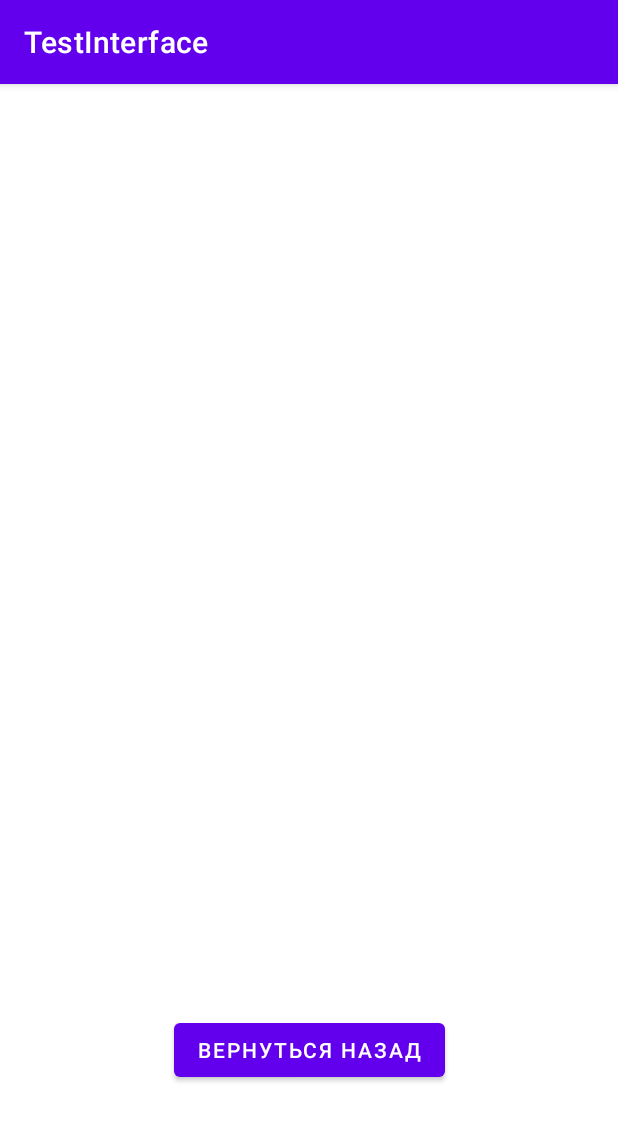
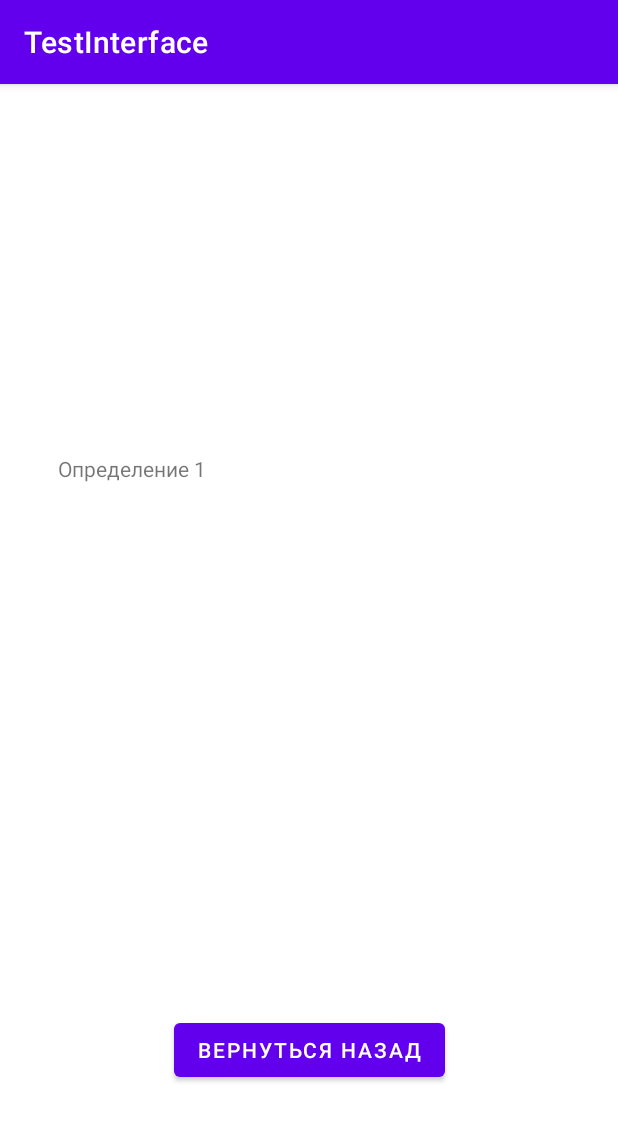
Before and after one commit to gallyamovann/student-s-handbook, an Android app: the PracticeActivity screen opened directly, with no data from a screen before it, on a phone screen of 412 x 824 dp. Shown: the top 1121 px of the screen. Run offline under Robolectric (Android 15) with nearby library versions, the phone set to English and light mode, and no system bars.

Commit message:
deleted useless files + some fixing

```diff
--- a/app/src/main/AndroidManifest.xml
+++ b/app/src/main/AndroidManifest.xml
@@ -23,9 +23,6 @@
             </intent-filter>
         </activity>
         <activity android:name=".SubjectsActivity" />
-        <activity android:name=".AlgebraActivity" />
-        <activity android:name=".GeometryActivity" />
-        <activity android:name=".MathsActivity" />
         <activity android:name=".StudyOptionsActivity" />
     </application>
 
--- /dev/null
+++ b/app/src/main/java/com/example/testinterface/ChooseEgeActivity.kt
@@ -0,0 +1,5 @@
+package com.example.testinterface
+
+class ChooseEgeActivity {
+    //TODO - псевдовыбор предметов : математика профиль/математика база/русский язык
+}
--- a/app/src/main/java/com/example/testinterface/PracticeActivity.kt
+++ b/app/src/main/java/com/example/testinterface/PracticeActivity.kt
@@ -1,13 +1,21 @@
 package com.example.testinterface
 
 import android.content.Intent
+import android.database.Cursor
+import android.database.sqlite.SQLiteDatabase
 import androidx.appcompat.app.AppCompatActivity
 import android.os.Bundle
 import android.util.Log
 import android.widget.Button
 import android.widget.TextView
+import java.io.IOException
+import java.sql.SQLException
 
 class PracticeActivity : AppCompatActivity() {
+    //
+    private var mDBHelper: DatabaseHelper? = null
+    private var mDb: SQLiteDatabase? = null
+    //
     var nameOfOption: String? = null
     var nameOfSubject: String? = null
     override fun onCreate(savedInstanceState: Bundle?) {
@@ -28,6 +36,24 @@ class PracticeActivity : AppCompatActivity() {
             i.putExtras(extras)
             startActivity(i)
         }
+
+        mDBHelper = DatabaseHelper(this)
+
+        try {
+            mDBHelper!!.updateDataBase()
+        } catch (mIOException: IOException) {
+            throw Error("UnableToUpdateDatabase")
+        }
+
+        mDb = try {
+            mDBHelper!!.writableDatabase
+        } catch (mSQLException: SQLException) {
+            throw mSQLException
+        }
+        val cursor: Cursor = mDb!!.rawQuery("SELECT * FROM theory_algebra", null)
+        cursor.moveToFirst()
+        findViewById<TextView>(R.id.textViewTask).text = cursor.getString(1);
+        cursor.close()
     }
 
     override fun onStart() {
--- a/app/src/main/java/com/example/testinterface/StudyOptionsActivity.kt
+++ b/app/src/main/java/com/example/testinterface/StudyOptionsActivity.kt
@@ -37,6 +37,7 @@ class StudyOptionsActivity : AppCompatActivity() {
             Log.v("Subjects", "Back-to-subjects-activity button was pressed")
             val i = Intent(this, SubjectsActivity::class.java)
             startActivity(i)
+            //finish()
         }
     }
 
--- a/app/src/main/java/com/example/testinterface/SubjectsActivity.kt
+++ b/app/src/main/java/com/example/testinterface/SubjectsActivity.kt
@@ -18,6 +18,7 @@ class SubjectsActivity : AppCompatActivity() {
             Log.v("Subjects", "Back-to-main-activity button was pressed")
             val i = Intent(this, MainActivity::class.java)
             startActivity(i)
+           // finish()
         }
 
         findViewById<Button>(R.id.buttonAlgebra).setOnClickListener {
--- /dev/null
+++ b/app/src/main/res/layout/activity_choose_ege.xml
@@ -0,0 +1,6 @@
+<?xml version="1.0" encoding="utf-8"?>
+<androidx.constraintlayout.widget.ConstraintLayout xmlns:android="http://schemas.android.com/apk/res/android"
+    android:layout_width="match_parent"
+    android:layout_height="match_parent">
+
+</androidx.constraintlayout.widget.ConstraintLayout>
--- a/app/src/main/res/layout/activity_practice.xml
+++ b/app/src/main/res/layout/activity_practice.xml
@@ -11,10 +11,12 @@
         android:layout_width="0dp"
         android:layout_height="46dp"
         android:text="Изучаемая теория"
-        tools:layout_editor_absoluteX="0"
-        tools:layout_editor_absoluteY="0dp"
-        app:layout_constraintEnd_toEndOf="parent" app:layout_constraintStart_toStartOf="parent"
-        app:layout_constraintTop_toTopOf="parent" app:layout_constraintBottom_toBottomOf="parent"/>
+        app:layout_constraintBottom_toBottomOf="parent"
+        app:layout_constraintEnd_toEndOf="parent"
+        app:layout_constraintHorizontal_bias="1.0"
+        app:layout_constraintStart_toStartOf="parent"
+        app:layout_constraintTop_toTopOf="parent"
+        app:layout_constraintVertical_bias="0.113" />
 
     <TextView
         android:id="@+id/fromPractice"
@@ -26,7 +28,7 @@
         app:layout_constraintHorizontal_bias="0.0"
         app:layout_constraintStart_toStartOf="parent"
         app:layout_constraintTop_toTopOf="parent"
-        app:layout_constraintVertical_bias="0.611" />
+        app:layout_constraintVertical_bias="0.245" />
 
     <Button
         android:id="@+id/backToSubjects"
@@ -38,4 +40,16 @@
         app:layout_constraintEnd_toEndOf="parent"
         app:layout_constraintStart_toStartOf="parent" />
 
+    <TextView
+        android:id="@+id/textViewTask"
+        android:layout_width="335dp"
+        android:layout_height="321dp"
+        android:layout_marginTop="81dp"
+        android:layout_marginBottom="64dp"
+        android:text="TextView"
+        app:layout_constraintBottom_toTopOf="@+id/backToSubjects"
+        app:layout_constraintEnd_toEndOf="parent"
+        app:layout_constraintStart_toStartOf="parent"
+        app:layout_constraintTop_toTopOf="@+id/fromPractice" />
+
 </androidx.constraintlayout.widget.ConstraintLayout>
```
Also changed, not shown: app/src/main/java/com/example/testinterface/AlgebraActivity.kt (deleted, +0 -43 lines), app/src/main/java/com/example/testinterface/GeometryActivity.kt (deleted, +0 -42 lines), app/src/main/java/com/example/testinterface/MathsActivity.kt (deleted, +0 -42 lines), app/src/main/res/layout/activity_algebra.xml (deleted, +0 -33 lines), app/src/main/res/layout/activity_geometry.xml (deleted, +0 -37 lines), app/src/main/res/layout/activity_maths.xml (deleted, +0 -33 lines).
